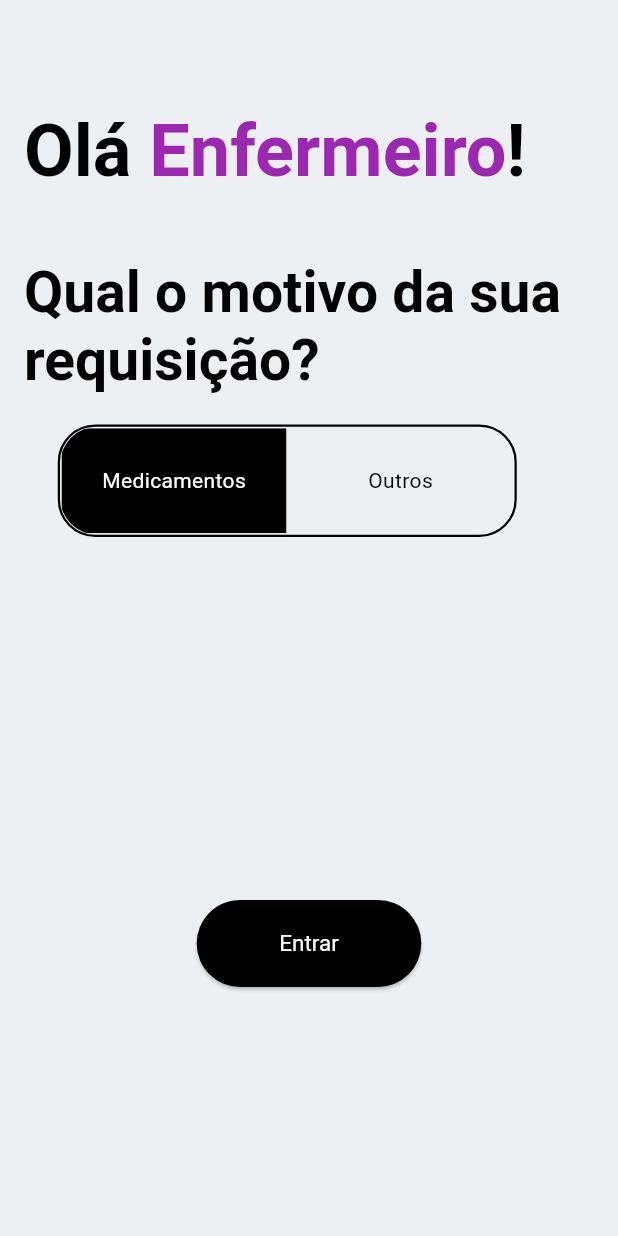
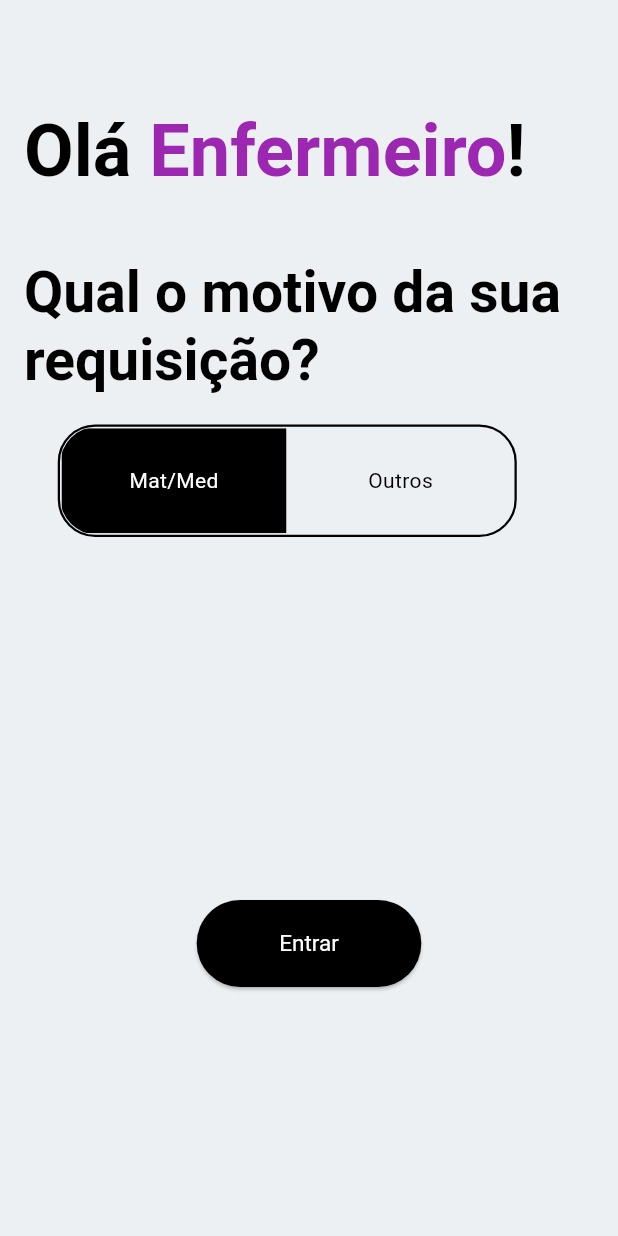
Before and after one commit to paulo-evangelista/pilltrackr, a Flutter app: the HomeNursery screen opened directly, on a phone screen of 412 x 824 dp. Run offline on Flutter 3.47's test engine with Material 3 defaults, Android fonts, the phone set to English and light mode, and no system bars; our stand-ins replace dio, file_picker, flutter_chat_types, flutter_chat_ui, get, open_filex; network calls fail.

Commit message:
altera icone do my requests e altera home

```diff
--- a/src/frontend/lib/views/nursery/feedback_request.dart
+++ b/src/frontend/lib/views/nursery/feedback_request.dart
@@ -63,7 +63,9 @@ class FeedbackRequest extends StatelessWidget {
                 onPressed: () {
                   Navigator.push(
                     context,
-                    MaterialPageRoute(builder: (context) => MyRequests()),
+                    MaterialPageRoute(
+                      builder: (context) => MyRequests(),
+                    ),
                   );
                 },
                 style: ElevatedButton.styleFrom(
--- a/src/frontend/lib/views/nursery/home.dart
+++ b/src/frontend/lib/views/nursery/home.dart
@@ -8,7 +8,7 @@ class HomeNursery extends StatefulWidget {
 }
 
 class _HomeNurseryState extends State<HomeNursery> {
-  String selectedOption = 'Medicamentos';
+  String selectedOption = 'Mat/Med';
 
   @override
   Widget build(BuildContext context) {
@@ -50,10 +50,10 @@ class _HomeNurseryState extends State<HomeNursery> {
                 child: ClipRRect(
                   borderRadius: BorderRadius.circular(25.0), // Bordas mais circulares
                   child: ToggleButtons(
-                    isSelected: [selectedOption == 'Medicamentos', selectedOption == 'Outros'],
+                    isSelected: [selectedOption == 'Mat/Med', selectedOption == 'Outros'],
                     onPressed: (int index) {
                       setState(() {
-                        selectedOption = index == 0 ? 'Medicamentos' : 'Outros';
+                        selectedOption = index == 0 ? 'Mat/Med' : 'Outros';
                       });
                     },
                     borderColor: Colors.transparent,
@@ -63,7 +63,7 @@ class _HomeNurseryState extends State<HomeNursery> {
                     selectedColor: Colors.white,
                     constraints: BoxConstraints(minHeight: 70.0, minWidth: 150.0),
                     children: const [
-                      Text('Medicamentos'),
+                      Text('Mat/Med'),
                       Text('Outros'),
                     ],
                   ),
@@ -80,7 +80,7 @@ class _HomeNurseryState extends State<HomeNursery> {
                       MaterialPageRoute(builder: (context) => OtherRequest()),
                     );
                   }
-                  else if (selectedOption == 'Medicamentos') {
+                  else if (selectedOption == 'Mat/Med') {
                     Navigator.push(
                       context,
                       MaterialPageRoute(builder: (context) => MedicineRequest()), // Navega para NewRequest
```
Also changed, not shown: src/frontend/lib/views/nursery/my_requests.dart (+8 -0 lines), src/frontend/lib/widgets/list_tile_nursery.dart (+51 -20 lines).
